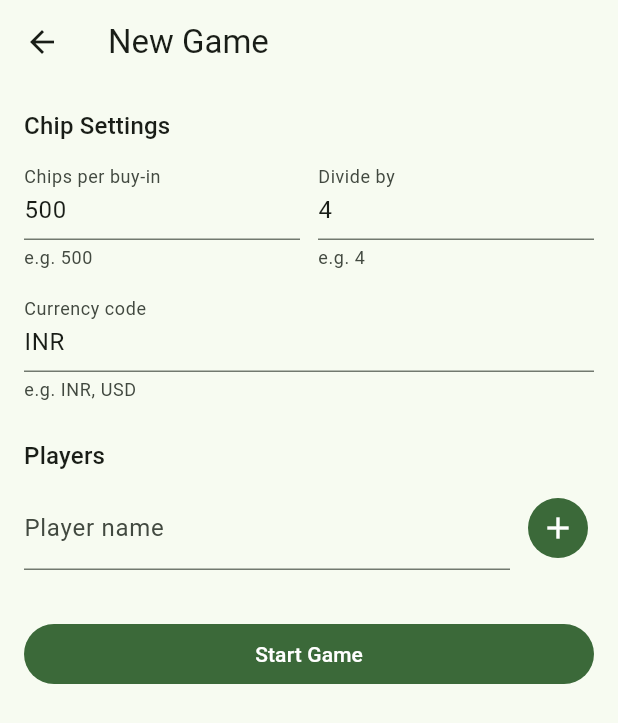
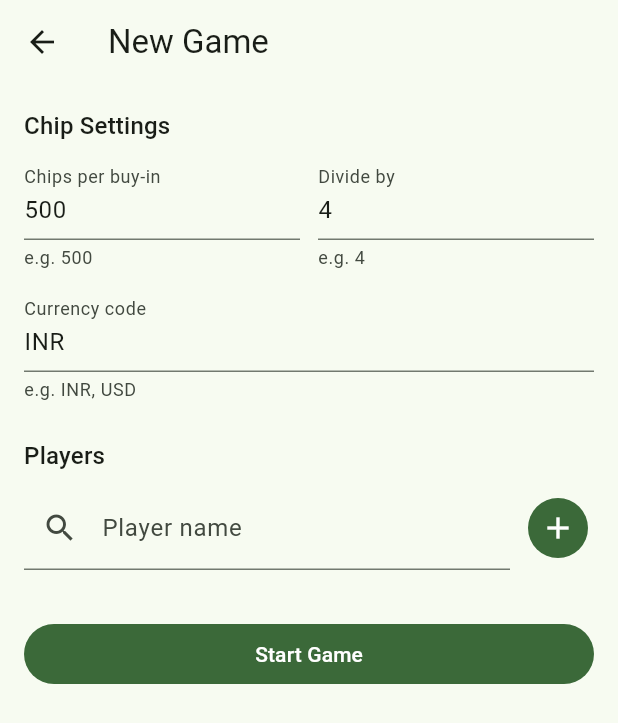
Before and after one commit to sachinthra/chip_tracker, a Flutter app: the screen it shows after launch, after a tap on "Start New Game", on a phone screen of 412 x 824 dp. Shown: the top 723 px of the screen. Run offline on Flutter 3.47's test engine with Material 3 defaults, Android fonts, the light colour scheme and no system bars; our stand-ins replace dio, file_picker, flutter_riverpod, flutter_secure_storage, hive_flutter, share_plus; accounts and stored records are empty.

Commit message:
search add players

```diff
--- a/lib/screens/setup/game_setup_screen.dart
+++ b/lib/screens/setup/game_setup_screen.dart
@@ -201,7 +201,13 @@ class _GameSetupScreenState extends ConsumerState<GameSetupScreen> {
                 Expanded(
                   child: TextField(
                     controller: _nameController,
-                    decoration: const InputDecoration(labelText: 'Player name'),
+                    textCapitalization: TextCapitalization.words,
+                    decoration: const InputDecoration(
+                      labelText: 'Player name',
+                      prefixIcon: Icon(Icons.search),
+                    ),
+                    // Rebuild so the suggestions filter as the user types.
+                    onChanged: (_) => setState(() {}),
                     onSubmitted: (_) => _addPlayer(),
                   ),
                 ),
@@ -210,6 +216,7 @@ class _GameSetupScreenState extends ConsumerState<GameSetupScreen> {
               ],
             ),
             _SuggestionChips(
+              query: _nameController.text,
               seatedNames: _players.map((p) => p.name).toList(),
               onPick: _addNamedPlayer,
             ),
@@ -241,20 +248,38 @@ class _GameSetupScreenState extends ConsumerState<GameSetupScreen> {
 }
 
 /// Tappable chips of previously-seen player names not yet seated this game.
+/// Filters/sorts by [query] (prefix matches first) so any past player can be
+/// found by typing, instead of having to retype a full name.
 class _SuggestionChips extends ConsumerWidget {
-  const _SuggestionChips({required this.seatedNames, required this.onPick});
+  const _SuggestionChips({
+    required this.query,
+    required this.seatedNames,
+    required this.onPick,
+  });
 
+  final String query;
   final List<String> seatedNames;
   final void Function(String name) onPick;
 
   @override
   Widget build(BuildContext context, WidgetRef ref) {
     final seated = seatedNames.map((n) => n.toLowerCase()).toSet();
-    final suggestions = ref
+    final q = query.trim().toLowerCase();
+
+    var names = ref
         .watch(knownPlayerNamesProvider)
         .where((n) => !seated.contains(n.toLowerCase()))
-        .take(10)
         .toList();
+    if (q.isNotEmpty) {
+      names = names.where((n) => n.toLowerCase().contains(q)).toList()
+        ..sort((a, b) {
+          final ap = a.toLowerCase().startsWith(q) ? 0 : 1;
+          final bp = b.toLowerCase().startsWith(q) ? 0 : 1;
+          if (ap != bp) return ap - bp;
+          return a.toLowerCase().compareTo(b.toLowerCase());
+        });
+    }
+    final suggestions = names.take(q.isEmpty ? 12 : 20).toList();
     if (suggestions.isEmpty) return const SizedBox.shrink();
 
     return Padding(
```
